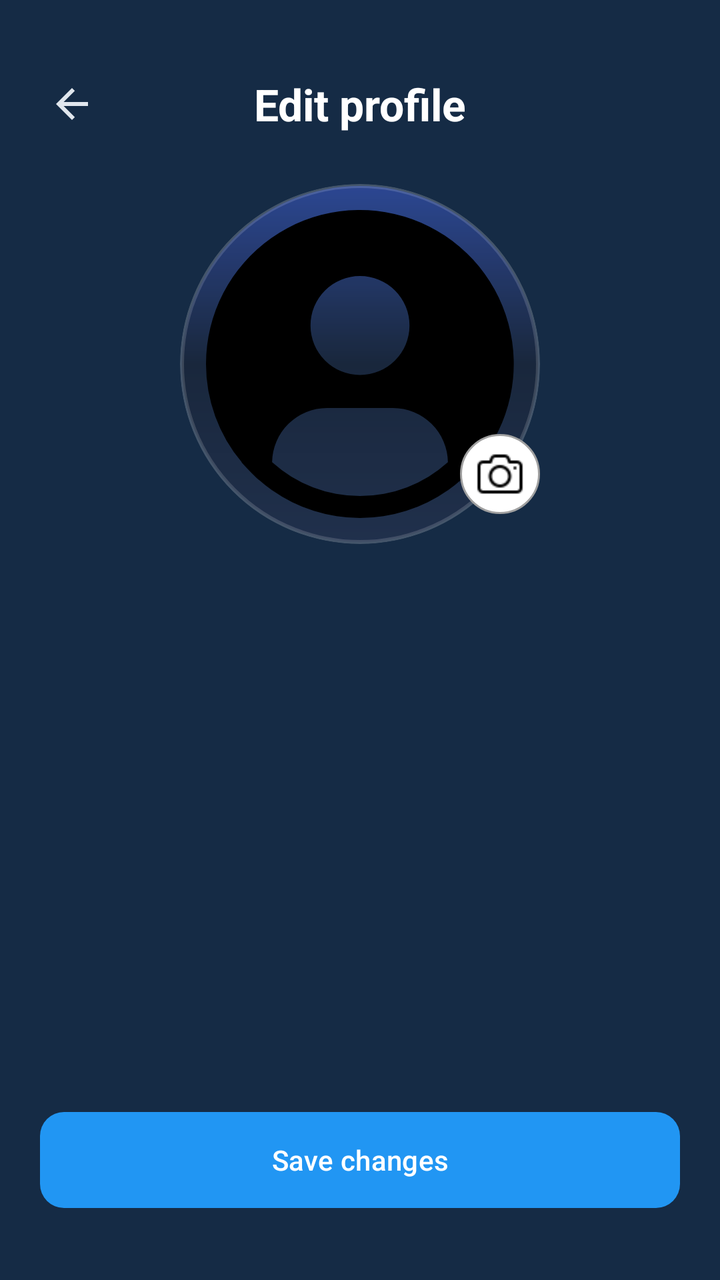
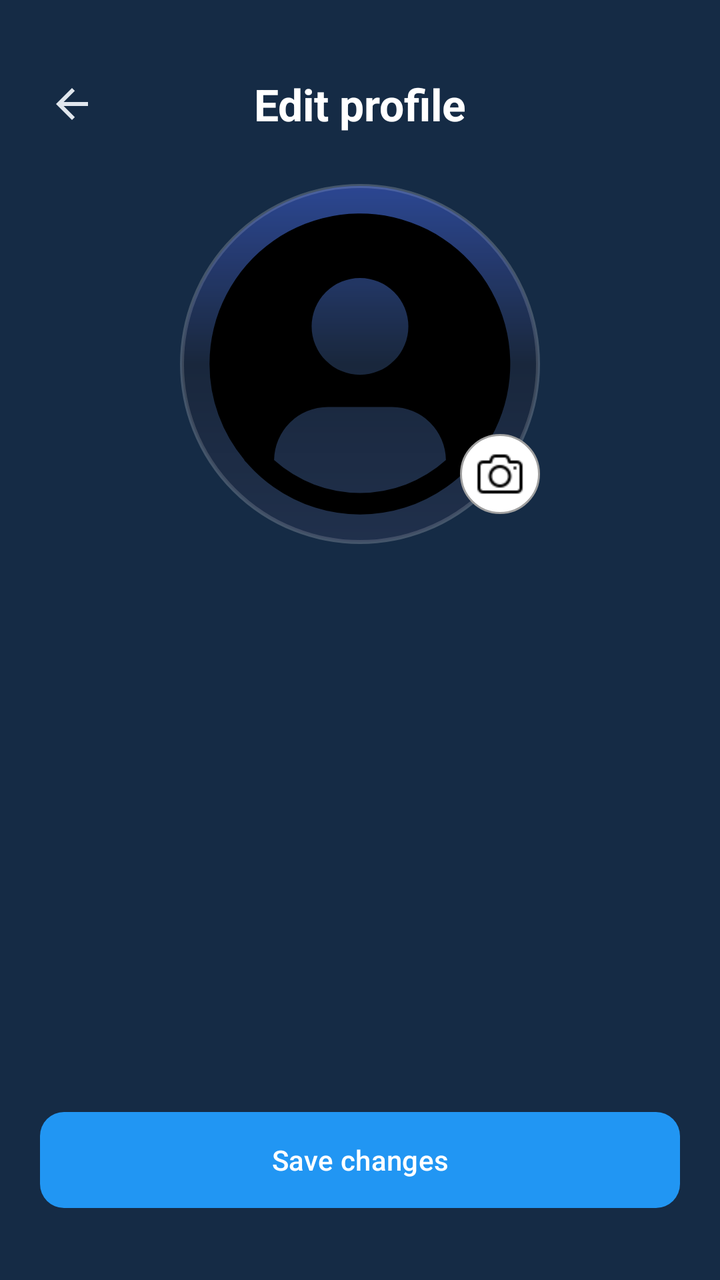

Screens rendered from an Android XML layout before and after an edit, with the pre-edit source and the edit as a unified diff.
<!-- AndroidManifest.xml: application theme AppTheme -->
<!-- res/layout/fragment_edit_profile.xml -->
<?xml version="1.0" encoding="utf-8"?>
<androidx.constraintlayout.widget.ConstraintLayout
    xmlns:android="http://schemas.android.com/apk/res/android"
    xmlns:app="http://schemas.android.com/apk/res-auto"
    android:id="@+id/constraintRoot"
    android:layout_width="match_parent"
    android:layout_height="match_parent"
    android:background="@color/background_color"
    android:padding="20dp"
    android:fitsSystemWindows="false">

    
    <androidx.constraintlayout.widget.ConstraintLayout
        android:id="@+id/headerLayout"
        android:layout_width="0dp"
        android:layout_height="wrap_content"
        android:layout_marginTop="16dp"
        app:layout_constraintTop_toTopOf="parent"
        app:layout_constraintStart_toStartOf="parent"
        app:layout_constraintEnd_toEndOf="parent">

        
        <ImageView
            android:id="@+id/btnBack"
            android:layout_width="32dp"
            android:layout_height="32dp"
            android:src="@drawable/ic_back"
            android:scaleType="center"
            app:tint="?attr/colorOnSurface"
            android:clickable="true"
            android:focusable="true"
            android:contentDescription="@string/edit_profile_back_button_desc"
            app:layout_constraintStart_toStartOf="parent"
            app:layout_constraintTop_toTopOf="parent" />

        
        <TextView
            android:id="@+id/tvTitle"
            style="@style/TextAppearance.Aqua.EditProfileTitle"
            android:layout_width="wrap_content"
            android:layout_height="wrap_content"
            android:text="@string/edit_profile_title"
            app:layout_constraintTop_toTopOf="parent"
            app:layout_constraintBottom_toBottomOf="parent"
            app:layout_constraintStart_toStartOf="parent"
            app:layout_constraintEnd_toEndOf="parent" />
    </androidx.constraintlayout.widget.ConstraintLayout>

    
    <FrameLayout
        android:id="@+id/photoContainer"
        android:layout_width="wrap_content"
        android:layout_height="wrap_content"
        android:layout_marginTop="24dp"
        app:layout_constraintTop_toBottomOf="@id/headerLayout"
        app:layout_constraintStart_toStartOf="parent"
        app:layout_constraintEnd_toEndOf="parent">

        <ImageView
    android:id="@+id/ivEditProfilePhoto"
    android:layout_width="180dp"
    android:layout_height="180dp"
    android:background="@drawable/profile_background"
    android:padding="2dp"
    android:src="@drawable/ic_profile_placeholder"
    android:scaleType="fitCenter"
    android:clipToOutline="true"
    android:clickable="true"
    android:focusable="true"
    android:contentDescription="@string/edit_profile_photo_desc" />

        <ImageView
            android:id="@+id/ivCameraIcon"
            android:layout_width="40dp"
            android:layout_height="40dp"
			android:background="@drawable/profile_background_small"
            android:src="@drawable/ic_camera"
            android:padding="8dp"
            android:layout_gravity="bottom|end"
            android:layout_marginBottom="15dp"
            android:clickable="true"
            android:focusable="true"
            android:contentDescription="@string/edit_profile_camera_icon_desc" />
    </FrameLayout>

    
    <com.google.android.material.button.MaterialButton
        android:id="@+id/btnSave"
        style="@style/Widget.Aqua.PrimaryButton"
        android:layout_width="0dp"
        android:layout_height="wrap_content"
        android:text="@string/edit_profile_save_button"
        android:contentDescription="@string/edit_profile_save_button_desc"
        android:layout_marginBottom="16dp"
        app:layout_constraintBottom_toBottomOf="parent"
        app:layout_constraintStart_toStartOf="parent"
        app:layout_constraintEnd_toEndOf="parent" />

</androidx.constraintlayout.widget.ConstraintLayout>
<!-- resources referenced by this layout -->
<resources>
  <color name="background_color">#152B45</color>
  <!-- drawable ic_back (drawable) -->
  <?xml version="1.0" encoding="utf-8"?>
  <vector xmlns:android="http://schemas.android.com/apk/res/android"
      android:width="24dp"
      android:height="24dp"
      android:viewportWidth="24"
      android:viewportHeight="24">
  
      <path
          android:fillColor="@android:color/white"
          android:pathData="M20,11H7.83L13.42,5.41L12,4l-8,8 8,8 1.41,-1.41L7.83,13H20v-2z" />
  </vector>
  <!-- drawable profile_background (drawable) -->
  <?xml version="1.0" encoding="utf-8"?>
  <layer-list xmlns:android="http://schemas.android.com/apk/res/android">
  
      
      <item>
          <shape android:shape="oval">
              <gradient
                  android:type="linear"
                  android:angle="270"
                  android:startColor="#1E3A8A"
                  android:centerColor="#0A192F"
                  android:endColor="#112240" />
              <stroke
                  android:width="2dp"
                  android:color="#33FFFFFF" />
          </shape>
      </item>
  
      
      <item android:top="2dp" android:left="2dp" android:right="2dp" android:bottom="2dp">
          <shape android:shape="oval">
              <solid android:color="#10FFFFFF" />
          </shape>
      </item>
  </layer-list>
  <!-- drawable profile_background_small (drawable) -->
  <?xml version="1.0" encoding="utf-8"?>
  <shape xmlns:android="http://schemas.android.com/apk/res/android"
      android:shape="oval">
      <solid android:color="#FFFFFF"/>
      <stroke
          android:width="1dp"
          android:color="#A0A0A0"/>
  </shape>
  <string name="edit_profile_back_button_desc">Go back to settings</string>
  <string name="edit_profile_camera_icon_desc">Change profile photo</string>
  <string name="edit_profile_photo_desc">Profile photo</string>
  <string name="edit_profile_save_button">Save changes</string>
  <string name="edit_profile_save_button_desc">Save profile changes</string>
  <string name="edit_profile_title">Edit profile</string>
  <style name="TextAppearance.Aqua.EditProfileTitle" parent="TextAppearance.Material3.TitleLarge">
      <item name="android:textColor">@android:color/white</item>
      <item name="android:textStyle">bold</item>
  </style>
  <style name="Widget.Aqua.PrimaryButton" parent="Widget.Material3.Button">
      <item name="android:textColor">@android:color/white</item>
      <item name="cornerRadius">12dp</item>
      <item name="android:insetTop">0dp</item>
      <item name="android:insetBottom">0dp</item>
      <item name="android:paddingTop">12dp</item>
      <item name="android:paddingBottom">12dp</item>
  </style>
  <color name="md_theme_light_primary">#2196F3</color>
  <color name="md_theme_light_onPrimary">#FFFFFF</color>
  <color name="md_theme_light_secondary">#4A6363</color>
  <color name="md_theme_light_onSecondary">#FFFFFF</color>
  <color name="md_theme_light_background">#152B45</color>
  <color name="md_theme_light_surface">#152B45</color>
  <color name="md_theme_light_onSurface">#E0E6ED</color>
  <color name="md_theme_light_surfaceVariant">#233042</color>
  <color name="md_theme_light_onSurfaceVariant">#5C6B75</color>
  <color name="md_theme_light_outline">#455A64</color>
  <color name="md_theme_light_outlineVariant">#37474F</color>
  <color name="md_theme_light_error">#D32F2F</color>
  <color name="md_theme_light_onError">#FFFFFF</color>
  <!-- unchanged entries left out for length: 3 -->
</resources>

<!-- the commit's change to res/layout/fragment_edit_profile.xml (unified diff, before → after) -->
@@ -48,40 +48,43 @@
 
     
     <FrameLayout
-        android:id="@+id/photoContainer"
-        android:layout_width="wrap_content"
-        android:layout_height="wrap_content"
-        android:layout_marginTop="24dp"
-        app:layout_constraintTop_toBottomOf="@id/headerLayout"
-        app:layout_constraintStart_toStartOf="parent"
-        app:layout_constraintEnd_toEndOf="parent">
-
-        <ImageView
-    android:id="@+id/ivEditProfilePhoto"
+    android:id="@+id/photoContainer"
     android:layout_width="180dp"
     android:layout_height="180dp"
+    android:layout_marginTop="24dp"
     android:background="@drawable/profile_background"
-    android:padding="2dp"
-    android:src="@drawable/ic_profile_placeholder"
-    android:scaleType="fitCenter"
-    android:clipToOutline="true"
-    android:clickable="true"
-    android:focusable="true"
-    android:contentDescription="@string/edit_profile_photo_desc" />
+    android:padding="0dp"
+    app:layout_constraintTop_toBottomOf="@id/headerLayout"
+    app:layout_constraintStart_toStartOf="parent"
+    app:layout_constraintEnd_toEndOf="parent">
 
-        <ImageView
-            android:id="@+id/ivCameraIcon"
-            android:layout_width="40dp"
-            android:layout_height="40dp"
-			android:background="@drawable/profile_background_small"
-            android:src="@drawable/ic_camera"
-            android:padding="8dp"
-            android:layout_gravity="bottom|end"
-            android:layout_marginBottom="15dp"
-            android:clickable="true"
-            android:focusable="true"
-            android:contentDescription="@string/edit_profile_camera_icon_desc" />
-    </FrameLayout>
+    
+    <ImageView
+        android:id="@+id/ivEditProfilePhoto"
+        android:layout_width="match_parent"
+        android:layout_height="match_parent"
+        android:layout_margin="4dp"  
+        android:background="@drawable/profile_clip_circle"
+        android:scaleType="centerCrop"
+        android:src="@drawable/ic_profile_placeholder"
+        android:clipToOutline="true"
+    />
+
+    
+    <ImageView
+        android:id="@+id/ivCameraIcon"
+        android:layout_width="40dp"
+        android:layout_height="40dp"
+        android:background="@drawable/profile_background_small"
+        android:src="@drawable/ic_camera"
+        android:padding="8dp"
+        android:layout_gravity="bottom|end"
+        android:layout_marginBottom="15dp"
+        android:contentDescription="@string/edit_profile_camera_icon_desc"
+        android:clickable="true"
+        android:focusable="true" />
+
+</FrameLayout>
 
     
     <com.google.android.material.button.MaterialButton
<!-- resource entries referenced after the edit -->
@@ -48,9 +48,14 @@
           android:width="1dp"
           android:color="#A0A0A0"/>
   </shape>
+  <!-- drawable profile_clip_circle (drawable) -->
+  <?xml version="1.0" encoding="utf-8"?>
+  <shape xmlns:android="http://schemas.android.com/apk/res/android"
+      android:shape="oval">
+      <solid android:color="@android:color/transparent" />
+  </shape>
   <string name="edit_profile_back_button_desc">Go back to settings</string>
   <string name="edit_profile_camera_icon_desc">Change profile photo</string>
-  <string name="edit_profile_photo_desc">Profile photo</string>
   <string name="edit_profile_save_button">Save changes</string>
   <string name="edit_profile_save_button_desc">Save profile changes</string>
   <string name="edit_profile_title">Edit profile</string>
